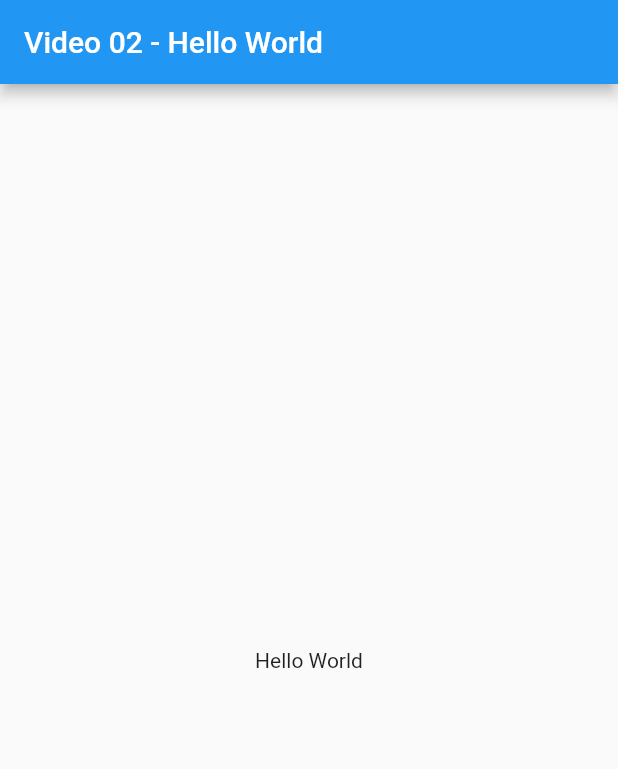
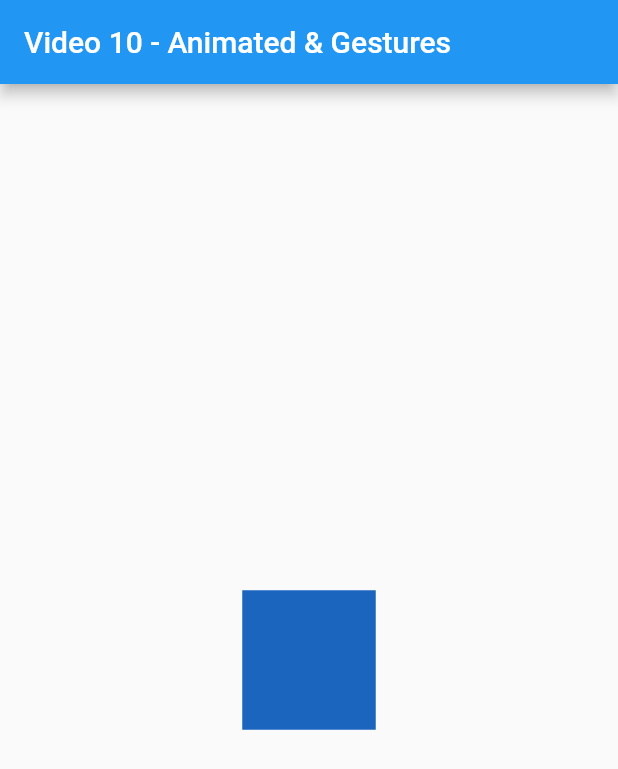
Before and after one commit to gianpratamadev/flutter-sprint-1, a Flutter app: the screen it shows after launch, on a phone screen of 412 x 824 dp. Shown: the top 769 px of the screen. Run offline on Flutter 3.47's test engine with Material 2 defaults, Android fonts, the phone set to English and light mode, and no system bars.

Commit message:
update content

```diff
--- /dev/null
+++ b/demo/lib/10_animatedGesture.dart
@@ -0,0 +1,40 @@
+import 'dart:math';
+import 'package:flutter/material.dart';
+
+class AnimatedGestures extends StatefulWidget {
+  const AnimatedGestures({Key? key}) : super(key: key);
+
+  @override
+  State<AnimatedGestures> createState() => _AnimatedGesturesState();
+}
+
+class _AnimatedGesturesState extends State<AnimatedGestures> {
+  Random random = Random();
+
+  @override
+  Widget build(BuildContext context) {
+    return Scaffold(
+      appBar: AppBar(
+        title: Text('Video 10 - Animated & Gestures'),
+      ),
+      body: Center(
+        child: GestureDetector(
+          onTap: () {
+            setState(() {});
+          },
+          child: AnimatedContainer(
+            duration: Duration(milliseconds: 300),
+            color: Color.fromARGB(
+              255,
+              random.nextInt(256),
+              random.nextInt(256),
+              random.nextInt(256),
+            ),
+            width: 50.0 + random.nextInt(101),
+            height: 50.0 + random.nextInt(101),
+          ),
+        ),
+      ),
+    );
+  }
+}
--- a/demo/lib/main.dart
+++ b/demo/lib/main.dart
@@ -1,19 +1,16 @@
 import 'package:flutter/material.dart';
-import '02_firstApp.dart';
-import '03_text_widget.dart';
+import '10_animatedGesture.dart';
 
 void main() {
-  runApp(const MyApp());
+  runApp(MyApp());
 }
 
 class MyApp extends StatelessWidget {
-  const MyApp({Key? key}) : super(key: key);
-
   @override
   Widget build(BuildContext context) {
     return MaterialApp(
       debugShowCheckedModeBanner: false,
-      home: FirstApp(),
+      home: AnimatedGestures(),
     );
   }
 }
```
Also changed, not shown: demo/lib/04_row_column.dart (added, +30 -0 lines), demo/lib/05_containerWidget.dart (added, +30 -0 lines), demo/lib/06_statefulWidget.dart (added, +38 -0 lines), demo/lib/07_anonymousMethod .dart (added, +37 -0 lines), demo/lib/08_textStyle.dart (added, +28 -0 lines), demo/lib/09_listView.dart (added, +71 -0 lines), demo/pubspec.yaml (+11 -11 lines), demo/fonts/Apija.ttf (added), demo/fonts/badaboom.TTF (added), ss/01 - Instalasi Flutter & Dart.jpg (renamed from ss/01-  Instalasi Flutter & Dart.jpg), ss/04 - Row & Column.jpg (added), ss/05 - Container Widget.jpg (added), ss/06 - Stateful Widget.jpg (added), ss/07 - Anonymous method.jpg (added), 2 more files, 1 other file.
